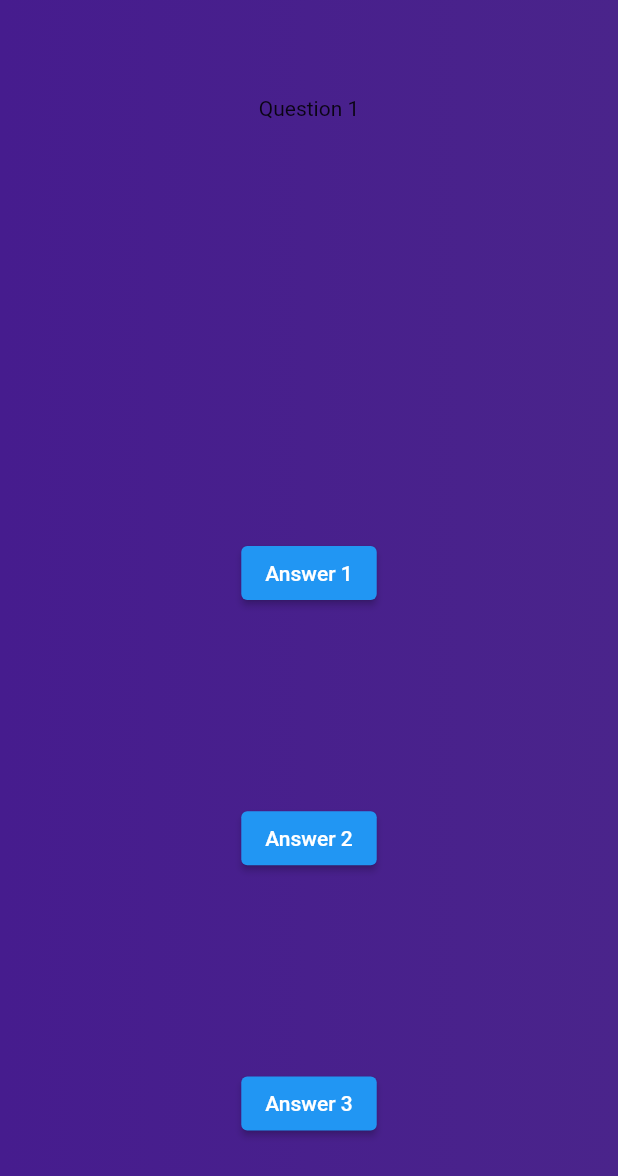
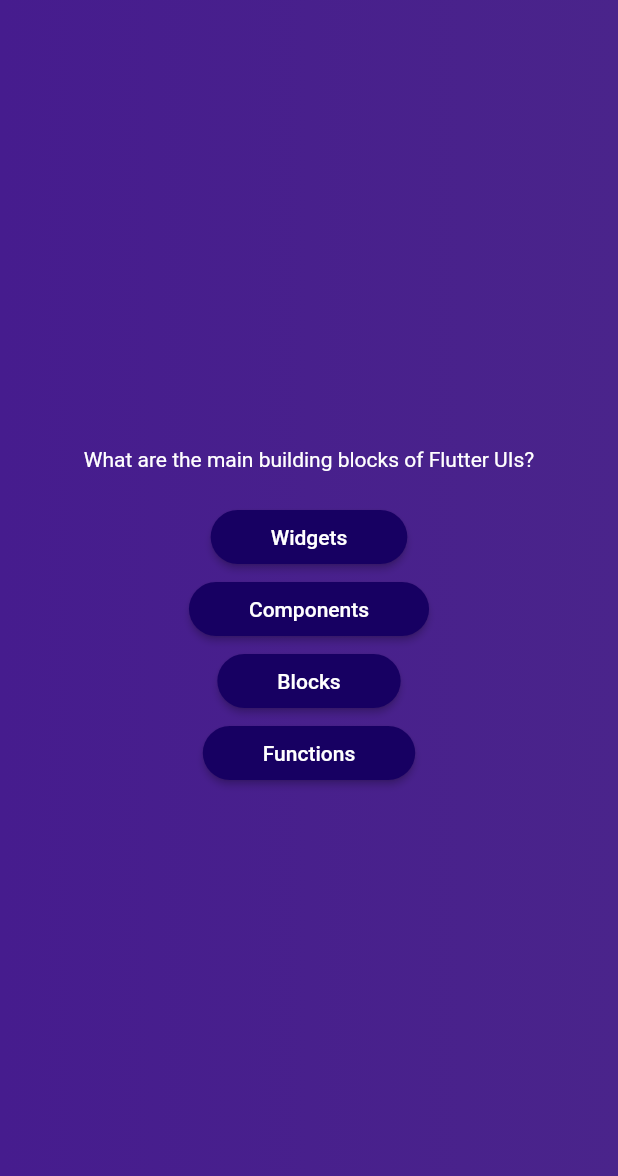
Before and after one commit to saurabhmirajkar/academind, a Flutter app: the screen it shows after launch, after a tap on "Start Quiz", on a phone screen of 412 x 824 dp. Shown: the top 1176 px of the screen. Run offline on Flutter 3.47's test engine with Material 2 defaults, Android fonts, the phone set to English and light mode, and no system bars.

Commit message:
added answer button

```diff
--- /dev/null
+++ b/lib/answer_button.dart
@@ -0,0 +1,29 @@
+import 'package:flutter/material.dart';
+
+class AnswerButton extends StatelessWidget {
+  const AnswerButton({
+    super.key,
+    required this.answerText,
+    required this.onTap,
+  });
+
+  final String answerText;
+  final void Function() onTap;
+
+  @override
+  Widget build(BuildContext context) {
+    return ElevatedButton(
+      style: ElevatedButton.styleFrom(
+          padding: const EdgeInsets.symmetric(
+            vertical: 10,
+            horizontal: 40,
+          ),
+          backgroundColor: const Color.fromARGB(255, 23, 0, 98),
+          foregroundColor: Colors.white,
+          shape:
+              RoundedRectangleBorder(borderRadius: BorderRadius.circular(20))),
+      onPressed: onTap,
+      child: Text(answerText),
+    );
+  }
+}
--- a/lib/questions_screen.dart
+++ b/lib/questions_screen.dart
@@ -1,3 +1,5 @@
+import 'package:academind/answer_button.dart';
+import 'package:academind/data/questions.dart';
 import 'package:flutter/material.dart';
 
 class QuestionsScreen extends StatefulWidget {
@@ -10,27 +12,23 @@
 class _QuestionsScreenState extends State<QuestionsScreen> {
   @override
   Widget build(context) {
+    final currentQuestion = questions[0];
     return SizedBox(
       width: double.infinity,
       child: Column(
-        mainAxisAlignment: MainAxisAlignment.spaceAround,
+        mainAxisAlignment: MainAxisAlignment.center,
         children: [
-          const Text('Question 1'),
+          Text(
+            currentQuestion.text,
+            style: const TextStyle(color: Colors.white),
+          ),
           const SizedBox(
             height: 20,
           ),
-          ElevatedButton(
-            onPressed: () {},
-            child: const Text('Answer 1'),
-          ),
-          ElevatedButton(
-            onPressed: () {},
-            child: const Text('Answer 2'),
-          ),
-          ElevatedButton(
-            onPressed: () {},
-            child: const Text('Answer 3'),
-          ),
+          AnswerButton(answerText: currentQuestion.answers[0], onTap: () {}),
+          AnswerButton(answerText: currentQuestion.answers[1], onTap: () {}),
+          AnswerButton(answerText: currentQuestion.answers[2], onTap: () {}),
+          AnswerButton(answerText: currentQuestion.answers[3], onTap: () {}),
         ],
       ),
     );
```
